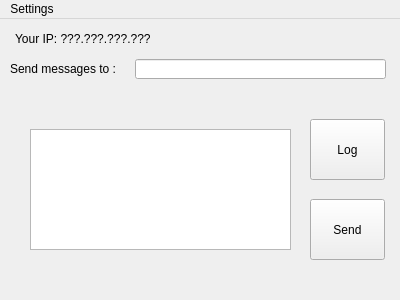
The window that C++/Main/src/mainwindow.ui (DiegoArmando/TexDump) describes before a commit, drawn with Qt 5.
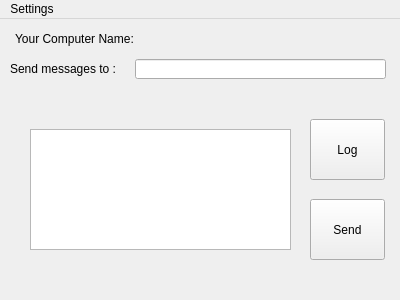
The same window after the commit.

Commit message:
Created User info window
The user info widow now exists

```diff
--- a/C++/Main/src/mainwindow.ui
+++ b/C++/Main/src/mainwindow.ui
@@ -45,12 +45,12 @@
      <rect>
       <x>15</x>
       <y>10</y>
-      <width>281</width>
+      <width>271</width>
       <height>20</height>
      </rect>
     </property>
     <property name="text">
-     <string>Your IP: ???.???.???.???</string>
+     <string>Your Computer Name: </string>
     </property>
    </widget>
    <widget class="QPlainTextEdit" name="message_text_box">
```
The commit also changes 5 other files.
